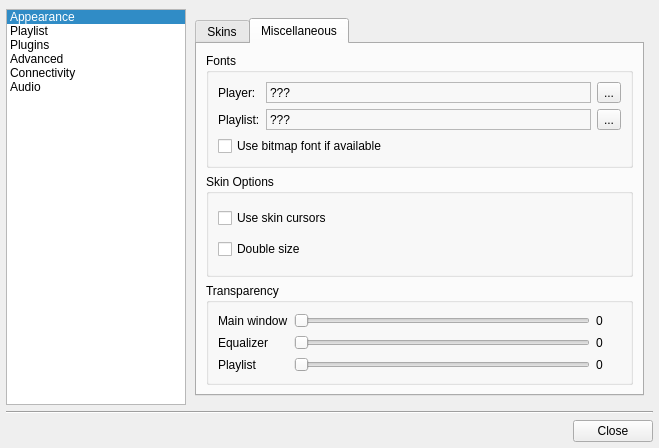
Old version of the form examples/qmmp_ui_example/configdialog.ui in the repository djdron/qmmp.
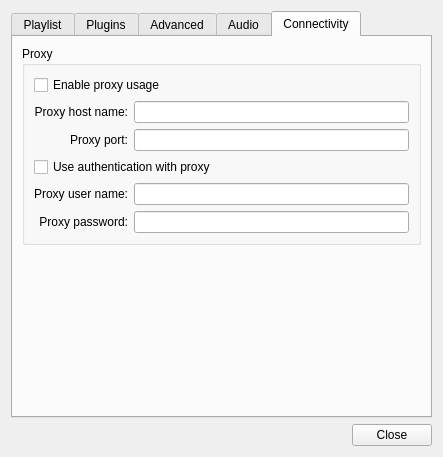
New version of the form. The open tabs and pages were chosen to show the change. Icons and pictures are not drawn.

What changed in the file:
```diff
--- a/examples/qmmp_ui_example/configdialog.ui
+++ b/examples/qmmp_ui_example/configdialog.ui
@@ -6,477 +6,25 @@
    <rect>
     <x>0</x>
     <y>0</y>
-    <width>659</width>
-    <height>448</height>
+    <width>443</width>
+    <height>457</height>
    </rect>
   </property>
   <property name="windowTitle">
    <string>Qmmp Settings</string>
   </property>
-  <layout class="QVBoxLayout">
-   <property name="spacing">
-    <number>6</number>
-   </property>
-   <property name="leftMargin">
-    <number>6</number>
-   </property>
-   <property name="topMargin">
-    <number>9</number>
-   </property>
-   <property name="rightMargin">
-    <number>6</number>
-   </property>
-   <property name="bottomMargin">
-    <number>6</number>
-   </property>
-   <item>
-    <layout class="QHBoxLayout">
-     <property name="spacing">
-      <number>0</number>
-     </property>
-     <property name="margin">
-      <number>0</number>
-     </property>
-     <item>
-      <widget class="QListWidget" name="contentsWidget">
-       <property name="sizePolicy">
-        <sizepolicy hsizetype="Preferred" vsizetype="Expanding">
-         <horstretch>0</horstretch>
-         <verstretch>0</verstretch>
-        </sizepolicy>
-       </property>
-       <property name="minimumSize">
-        <size>
-         <width>170</width>
-         <height>0</height>
-        </size>
-       </property>
-       <property name="maximumSize">
-        <size>
-         <width>180</width>
-         <height>16777215</height>
-        </size>
-       </property>
-       <property name="iconSize">
-        <size>
-         <width>38</width>
-         <height>38</height>
-        </size>
-       </property>
-       <property name="movement">
-        <enum>QListView::Static</enum>
-       </property>
-       <property name="flow">
-        <enum>QListView::TopToBottom</enum>
-       </property>
-       <property name="isWrapping" stdset="0">
-        <bool>false</bool>
-       </property>
-       <property name="resizeMode">
-        <enum>QListView::Adjust</enum>
-       </property>
-       <property name="spacing">
-        <number>2</number>
-       </property>
-       <property name="viewMode">
-        <enum>QListView::ListMode</enum>
-       </property>
-       <property name="uniformItemSizes">
-        <bool>false</bool>
-       </property>
-       <property name="batchSize">
-        <number>100</number>
-       </property>
-       <property name="wordWrap">
-        <bool>false</bool>
-       </property>
-       <property name="currentRow">
-        <number>0</number>
-       </property>
-       <item>
-        <property name="text">
-         <string>Appearance</string>
-        </property>
-        <property name="icon">
-         <iconset resource="../images/images.qrc">
-          <normaloff>:/interface.png</normaloff>:/interface.png</iconset>
-        </property>
-       </item>
-       <item>
-        <property name="text">
-         <string>Playlist</string>
-        </property>
-        <property name="icon">
-         <iconset resource="../images/images.qrc">
-          <normaloff>:/playlist.png</normaloff>:/playlist.png</iconset>
-        </property>
-       </item>
-       <item>
-        <property name="text">
-         <string>Plugins</string>
-        </property>
-        <property name="icon">
-         <iconset resource="../images/images.qrc">
-          <normaloff>:/plugins.png</normaloff>:/plugins.png</iconset>
-        </property>
-       </item>
-       <item>
-        <property name="text">
-         <string>Advanced</string>
-        </property>
-        <property name="icon">
-         <iconset resource="../images/images.qrc">
-          <normaloff>:/advanced.png</normaloff>:/advanced.png</iconset>
-        </property>
-       </item>
-       <item>
-        <property name="text">
-         <string>Connectivity</string>
-        </property>
-        <property name="icon">
-         <iconset resource="../images/images.qrc">
-          <normaloff>:/network.png</normaloff>:/network.png</iconset>
-        </property>
-       </item>
-       <item>
-        <property name="text">
-         <string>Audio</string>
-        </property>
-        <property name="icon">
-         <iconset resource="../images/images.qrc">
-          <normaloff>:/replaygain.png</normaloff>:/replaygain.png</iconset>
-        </property>
-       </item>
-      </widget>
-     </item>
-     <item>
-      <widget class="QStackedWidget" name="stackedWidget">
-       <property name="sizePolicy">
-        <sizepolicy hsizetype="Preferred" vsizetype="Preferred">
-         <horstretch>0</horstretch>
-         <verstretch>0</verstretch>
-        </sizepolicy>
-       </property>
-       <property name="frameShadow">
-        <enum>QFrame::Raised</enum>
-       </property>
-       <property name="currentIndex">
-        <number>0</number>
-       </property>
-       <widget class="QWidget" name="widget1">
-        <layout class="QVBoxLayout" name="verticalLayout_4">
-         <item>
-          <widget class="QTabWidget" name="tabWidget">
-           <property name="currentIndex">
-            <number>0</number>
-           </property>
-           <widget class="QWidget" name="tab_4">
-            <attribute name="title">
-             <string>Skins</string>
-            </attribute>
-            <layout class="QGridLayout" name="gridLayout">
-             <item row="0" column="0" colspan="4">
-              <widget class="QListWidget" name="listWidget">
-               <property name="alternatingRowColors">
-                <bool>true</bool>
-               </property>
-               <property name="movement">
-                <enum>QListView::Static</enum>
-               </property>
-               <property name="flow">
-                <enum>QListView::TopToBottom</enum>
-               </property>
-               <property name="viewMode">
-                <enum>QListView::ListMode</enum>
-               </property>
-               <property name="modelColumn">
-                <number>0</number>
-               </property>
-              </widget>
-             </item>
-             <item row="1" column="0" colspan="2">
-              <widget class="QPushButton" name="skinInstallButton">
-               <property name="minimumSize">
-                <size>
-                 <width>0</width>
-                 <height>0</height>
-                </size>
-               </property>
-               <property name="text">
-                <string>Add...</string>
-               </property>
-              </widget>
-             </item>
-             <item row="1" column="2">
-              <widget class="QPushButton" name="skinReloadButton">
-               <property name="minimumSize">
-                <size>
-                 <width>0</width>
-                 <height>0</height>
-                </size>
-               </property>
-               <property name="text">
-                <string>Refresh</string>
-               </property>
-              </widget>
-             </item>
-             <item row="1" column="3">
-              <spacer name="horizontalSpacer">
-               <property name="orientation">
-                <enum>Qt::Horizontal</enum>
-               </property>
-               <property name="sizeHint" stdset="0">
-                <size>
-                 <width>40</width>
-                 <height>20</height>
-                </size>
-               </property>
-              </spacer>
-             </item>
-            </layout>
-           </widget>
-           <widget class="QWidget" name="tab_5">
-            <attribute name="title">
-             <string>Miscellaneous</string>
-            </attribute>
-            <layout class="QVBoxLayout" name="verticalLayout_6">
-             <item>
-              <widget class="QGroupBox" name="plGroupBox">
-               <property name="sizePolicy">
-                <sizepolicy hsizetype="Preferred" vsizetype="Fixed">
-                 <horstretch>0</horstretch>
-                 <verstretch>0</verstretch>
-                </sizepolicy>
-               </property>
-               <property name="title">
-                <string>Fonts</string>
-               </property>
-               <layout class="QGridLayout" name="gridLayout_2">
-                <item row="0" column="0">
-                 <widget class="QLabel" name="label">
-                  <property name="sizePolicy">
-                   <sizepolicy hsizetype="Preferred" vsizetype="Preferred">
-                    <horstretch>0</horstretch>
-                    <verstretch>0</verstretch>
-                   </sizepolicy>
-                  </property>
-                  <property name="maximumSize">
-                   <size>
-                    <width>80</width>
-                    <height>16777215</height>
-                   </size>
-                  </property>
-                  <property name="text">
-                   <string>Player:</string>
-                  </property>
-                  <property name="alignment">
-                   <set>Qt::AlignLeading|Qt::AlignLeft|Qt::AlignVCenter</set>
-                  </property>
-                 </widget>
-                </item>
-                <item row="0" column="1">
-                 <widget class="QLabel" name="mainFontLabel">
-                  <property name="sizePolicy">
-                   <sizepolicy hsizetype="Expanding" vsizetype="Preferred">
-                    <horstretch>0</horstretch>
-                    <verstretch>0</verstretch>
-                   </sizepolicy>
-                  </property>
-                  <property name="frameShape">
-                   <enum>QFrame::StyledPanel</enum>
-                  </property>
-                  <property name="frameShadow">
-                   <enum>QFrame::Sunken</enum>
-                  </property>
-                  <property name="text">
-                   <string>???</string>
-                  </property>
-                 </widget>
-                </item>
-                <item row="0" column="2">
-                 <widget class="QToolButton" name="mainFontButton">
-                  <property name="text">
-                   <string>...</string>
-                  </property>
-                 </widget>
-                </item>
-                <item row="1" column="0">
-                 <widget class="QLabel" name="label_2">
-                  <property name="sizePolicy">
-                   <sizepolicy hsizetype="Preferred" vsizetype="Preferred">
-                    <horstretch>0</horstretch>
-                    <verstretch>0</verstretch>
-                   </sizepolicy>
-                  </property>
-                  <property name="maximumSize">
-                   <size>
-                    <width>80</width>
-                    <height>16777215</height>
-                   </size>
-                  </property>
-                  <property name="text">
-                   <string>Playlist:</string>
-                  </property>
-                  <property name="alignment">
-                   <set>Qt::AlignLeading|Qt::AlignLeft|Qt::AlignVCenter</set>
-                  </property>
-                 </widget>
-                </item>
-                <item row="1" column="1">
-                 <widget class="QLabel" name="plFontLabel">
-                  <property name="sizePolicy">
-                   <sizepolicy hsizetype="Expanding" vsizetype="Preferred">
-                    <horstretch>0</horstretch>
-                    <verstretch>0</verstretch>
-                   </sizepolicy>
-                  </property>
-                  <property name="frameShape">
-                   <enum>QFrame::StyledPanel</enum>
-                  </property>
-                  <property name="frameShadow">
-                   <enum>QFrame::Sunken</enum>
-                  </property>
-                  <property name="text">
-                   <string>???</string>
-                  </property>
-                 </widget>
-                </item>
-                <item row="1" column="2">
-                 <widget class="QToolButton" name="plFontButton">
-                  <property name="text">
-                   <string>...</string>
-                  </property>
-                 </widget>
-                </item>
-                <item row="2" column="0" colspan="3">
-                 <widget class="QCheckBox" name="useBitmapCheckBox">
-                  <property name="text">
-                   <string>Use bitmap font if available</string>
-                  </property>
-                 </widget>
-                </item>
-               </layout>
-              </widget>
-             </item>
-             <item>
-              <widget class="QGroupBox" name="groupBox">
-               <property name="title">
-                <string>Skin Options</string>
-               </property>
-               <layout class="QVBoxLayout" name="verticalLayout_5">
-                <item>
-                 <widget class="QCheckBox" name="skinCursorsCheckBox">
-                  <property name="text">
-                   <string>Use skin cursors</string>
-                  </property>
-                 </widget>
-                </item>
-                <item>
-                 <widget class="QCheckBox" name="doubleSizeCheckBox">
-                  <property name="text">
-                   <string>Double size</string>
-                  </property>
-                 </widget>
-                </item>
-               </layout>
-              </widget>
-             </item>
-             <item>
-              <widget class="QGroupBox" name="groupBox_7">
-               <property name="title">
-                <string>Transparency</string>
-               </property>
-               <layout class="QGridLayout" name="gridLayout_4">
-                <item row="0" column="0">
-                 <widget class="QLabel" name="label_3">
-                  <property name="text">
-                   <string>Main window</string>
-                  </property>
-                 </widget>
-                </item>
-                <item row="0" column="1">
-                 <widget class="QSlider" name="mwTransparencySlider">
-                  <property name="maximum">
-                   <number>90</number>
-                  </property>
-                  <property name="orientation">
-                   <enum>Qt::Horizontal</enum>
-                  </property>
-                 </widget>
-                </item>
-                <item row="0" column="2">
-                 <widget class="QLabel" name="mwTransparencyLabel">
-                  <property name="minimumSize">
-                   <size>
-                    <width>25</width>
-                    <height>0</height>
-                   </size>
-                  </property>
-                  <property name="text">
-                   <string>0</string>
-                  </property>
-                 </widget>
-                </item>
-                <item row="1" column="0">
-                 <widget class="QLabel" name="label_9">
-                  <property name="text">
-                   <string>Equalizer</string>
-                  </property>
-                 </widget>
-                </item>
-                <item row="1" column="1">
-                 <widget class="QSlider" name="eqTransparencySlider">
-                  <property name="maximum">
-                   <number>90</number>
-                  </property>
-                  <property name="orientation">
-                   <enum>Qt::Horizontal</enum>
-                  </property>
-                 </widget>
-                </item>
-                <item row="1" column="2">
-                 <widget class="QLabel" name="eqTransparencyLabel">
-                  <property name="text">
-                   <string>0</string>
-                  </property>
-                 </widget>
-                </item>
-                <item row="2" column="0">
-                 <widget class="QLabel" name="label_10">
-                  <property name="text">
-                   <string>Playlist</string>
-                  </property>
-                 </widget>
-                </item>
-                <item row="2" column="1">
-                 <widget class="QSlider" name="plTransparencySlider">
-                  <property name="maximum">
-                   <number>90</number>
-                  </property>
-                  <property name="orientation">
-                   <enum>Qt::Horizontal</enum>
-                  </property>
-                 </widget>
-                </item>
-                <item row="2" column="2">
-                 <widget class="QLabel" name="plTransparencyLabel">
-                  <property name="text">
-                   <string>0</string>
-                  </property>
-                 </widget>
-                </item>
-               </layout>
-              </widget>
-             </item>
-            </layout>
-           </widget>
-          </widget>
-         </item>
-        </layout>
-       </widget>
-       <widget class="QWidget" name="page">
         <layout class="QVBoxLayout" name="verticalLayout">
          <item>
+    <widget class="QTabWidget" name="tabWidget_2">
+     <property name="currentIndex">
+      <number>0</number>
+     </property>
+     <widget class="QWidget" name="tab">
+      <attribute name="title">
+       <string>Playlist</string>
+      </attribute>
+      <layout class="QVBoxLayout" name="verticalLayout_2">
+       <item>
           <widget class="QGroupBox" name="groupBox_3">
            <property name="title">
             <string>Metadata</string>
@@ -503,7 +51,7 @@
            <property name="title">
             <string>Song Display</string>
            </property>
-           <layout class="QGridLayout" name="gridLayout_3">
+         <layout class="QGridLayout" name="gridLayout_2">
             <item row="0" column="0">
              <widget class="QLabel" name="label_4">
               <property name="text">
@@ -524,75 +72,20 @@
               </property>
              </widget>
             </item>
-            <item row="1" column="0" colspan="2">
+          <item row="1" column="0" colspan="3">
              <widget class="QCheckBox" name="underscoresCheckBox">
               <property name="text">
                <string>Convert underscores to blanks</string>
               </property>
              </widget>
             </item>
-            <item row="2" column="0" colspan="2">
+          <item row="2" column="0" colspan="3">
              <widget class="QCheckBox" name="per20CheckBox">
               <property name="text">
                <string>Convert %20 to blanks</string>
               </property>
              </widget>
             </item>
-            <item row="3" column="0" colspan="2">
-             <widget class="QCheckBox" name="protocolCheckBox">
-              <property name="text">
-               <string>Show protocol</string>
-              </property>
-             </widget>
-            </item>
-            <item row="4" column="0" colspan="2">
-             <widget class="QCheckBox" name="numbersCheckBox">
-              <property name="text">
-               <string>Show song numbers</string>
-              </property>
-             </widget>
-            </item>
-            <item row="5" column="0" colspan="2">
-             <widget class="QCheckBox" name="playlistsCheckBox">
-              <property name="text">
-               <string>Show playlists</string>
-              </property>
-             </widget>
-            </item>
-            <item row="6" column="0" colspan="3">
-             <layout class="QHBoxLayout" name="horizontalLayout_3">
-              <item>
-               <widget class="QCheckBox" name="popupCheckBox">
-                <property name="text">
-                 <string>Show popup information</string>
-                </property>
-               </widget>
-              </item>
-              <item>
-               <widget class="QPushButton" name="popupCustomizeButton">
-                <property name="enabled">
-                 <bool>false</bool>
-                </property>
-                <property name="text">
-                 <string>Customize</string>
-                </property>
-               </widget>
-              </item>
-              <item>
-               <spacer name="horizontalSpacer_2">
-                <property name="orientation">
-                 <enum>Qt::Horizontal</enum>
-                </property>
-                <property name="sizeHint" stdset="0">
-                 <size>
-                  <width>40</width>
-                  <height>20</height>
-                 </size>
-                </property>
-               </spacer>
-              </item>
-             </layout>
-            </item>
            </layout>
           </widget>
          </item>
@@ -604,69 +97,18 @@
            <property name="sizeHint" stdset="0">
             <size>
              <width>20</width>
-             <height>54</height>
+           <height>182</height>
             </size>
            </property>
           </spacer>
          </item>
         </layout>
        </widget>
-       <widget class="QWidget" name="widget">
-        <layout class="QGridLayout">
-         <property name="leftMargin">
-          <number>9</number>
-         </property>
-         <property name="topMargin">
-          <number>5</number>
-         </property>
-         <property name="rightMargin">
-          <number>0</number>
-         </property>
-         <property name="bottomMargin">
-          <number>0</number>
-         </property>
-         <property name="spacing">
-          <number>6</number>
-         </property>
-         <item row="1" column="0">
-          <widget class="QPushButton" name="preferencesButton">
-           <property name="minimumSize">
-            <size>
-             <width>0</width>
-             <height>0</height>
-            </size>
-           </property>
-           <property name="text">
-            <string>Preferences</string>
-           </property>
-          </widget>
-         </item>
-         <item row="1" column="1">
-          <widget class="QPushButton" name="informationButton">
-           <property name="minimumSize">
-            <size>
-             <width>0</width>
-             <height>0</height>
-            </size>
-           </property>
-           <property name="text">
-            <string>Information</string>
-           </property>
-          </widget>
-         </item>
-         <item row="1" column="2">
-          <spacer>
-           <property name="orientation">
-            <enum>Qt::Horizontal</enum>
-           </property>
-           <property name="sizeHint" stdset="0">
-            <size>
-             <width>101</width>
-             <height>20</height>
-            </size>
-           </property>
-          </spacer>
-         </item>
+     <widget class="QWidget" name="tab_2">
+      <attribute name="title">
+       <string>Plugins</string>
+      </attribute>
+      <layout class="QGridLayout" name="gridLayout2">
          <item row="0" column="0" colspan="3">
           <widget class="QTreeWidget" name="treeWidget">
            <property name="alternatingRowColors">
@@ -696,57 +138,53 @@
            </column>
           </widget>
          </item>
-        </layout>
-       </widget>
-       <widget class="QWidget" name="page_2">
-        <layout class="QGridLayout" name="gridLayout_5">
-         <item row="0" column="0">
-          <widget class="QGroupBox" name="visibilityGroupBox">
-           <property name="title">
-            <string>Visibility Control</string>
-           </property>
+       <item row="1" column="0">
+        <widget class="QPushButton" name="preferencesButton">
+         <property name="minimumSize">
+          <size>
+           <width>0</width>
+           <height>0</height>
+          </size>
+         </property>
+         <property name="text">
+          <string>Preferences</string>
+         </property>
+        </widget>
+       </item>
+       <item row="1" column="1">
+        <widget class="QPushButton" name="informationButton">
+         <property name="minimumSize">
+          <size>
+           <width>0</width>
+           <height>0</height>
+          </size>
+         </property>
+         <property name="text">
+          <string>Information</string>
+         </property>
+        </widget>
+       </item>
+       <item row="1" column="2">
+        <spacer name="horizontalSpacer">
+         <property name="orientation">
+          <enum>Qt::Horizontal</enum>
+         </property>
+         <property name="sizeHint" stdset="0">
+          <size>
+           <width>236</width>
+           <height>20</height>
+          </size>
+         </property>
+        </spacer>
+       </item>
+      </layout>
+     </widget>
+     <widget class="QWidget" name="tab_3">
+      <attribute name="title">
+       <string>Advanced</string>
+      </attribute>
            <layout class="QVBoxLayout" name="verticalLayout_3">
             <item>
-             <widget class="QCheckBox" name="hideOnCloseCheckBox">
-              <property name="text">
-               <string>Hide on close</string>
-              </property>
-             </widget>
-            </item>
-            <item>
-             <widget class="QCheckBox" name="hiddenCheckBox">
-              <property name="text">
-               <string>Start hidden</string>
-              </property>
-             </widget>
-            </item>
-           </layout>
-          </widget>
-         </item>
-         <item row="0" column="1">
-          <widget class="QGroupBox" name="groupBox_8">
-           <property name="title">
-            <string>Compatibility</string>
-           </property>
-           <layout class="QVBoxLayout" name="verticalLayout_2">
-            <item>
-             <widget class="QCheckBox" name="openboxCheckBox">
-              <property name="text">
-               <string>Openbox compatibility</string>
-              </property>
-             </widget>
-            </item>
-            <item>
-             <widget class="QCheckBox" name="metacityCheckBox">
-              <property name="text">
-               <string>Metacity compatibility</string>
-              </property>
-             </widget>
-            </item>
-           </layout>
-          </widget>
-         </item>
-         <item row="1" column="0" colspan="2">
           <widget class="QGroupBox" name="groupBox_4">
            <property name="title">
             <string>File Dialog</string>
@@ -778,7 +216,7 @@
            </layout>
           </widget>
          </item>
-         <item row="2" column="0" colspan="2">
+       <item>
           <widget class="QGroupBox" name="groupBox_9">
            <property name="title">
             <string>Cover Image Retrieve</string>
@@ -848,153 +286,26 @@
            </layout>
           </widget>
          </item>
-         <item row="4" column="0" colspan="2">
-          <spacer name="verticalSpacer_3">
-           <property name="orientation">
-            <enum>Qt::Vertical</enum>
-           </property>
-           <property name="sizeHint" stdset="0">
-            <size>
-             <width>20</width>
-             <height>40</height>
-            </size>
-           </property>
-          </spacer>
-         </item>
-         <item row="3" column="0" colspan="2">
-          <widget class="QGroupBox" name="groupBox_6">
-           <property name="title">
-            <string>Playback</string>
-           </property>
-           <layout class="QVBoxLayout" name="verticalLayout_8">
             <item>
-             <widget class="QCheckBox" name="continuePlaybackCheckBox">
-              <property name="text">
-               <string>Continue playback on startup</string>
-              </property>
-             </widget>
-            </item>
-           </layout>
-          </widget>
-         </item>
-        </layout>
-       </widget>
-       <widget class="QWidget" name="network">
-        <layout class="QVBoxLayout">
-         <property name="leftMargin">
-          <number>9</number>
-         </property>
-         <property name="topMargin">
-          <number>5</number>
-         </property>
-         <property name="rightMargin">
-          <number>0</number>
-         </property>
-         <property name="bottomMargin">
-          <number>0</number>
-         </property>
-         <item>
-          <widget class="QGroupBox" name="groupBox_5">
-           <property name="title">
-            <string>Proxy</string>
-           </property>
-           <property name="flat">
-            <bool>false</bool>
-           </property>
-           <property name="checkable">
-            <bool>false</bool>
-           </property>
-           <layout class="QGridLayout">
-            <item row="0" column="0" colspan="2">
-             <widget class="QCheckBox" name="enableProxyCheckBox">
-              <property name="text">
-               <string>Enable proxy usage</string>
-              </property>
-             </widget>
-            </item>
-            <item row="1" column="0">
-             <widget class="QLabel" name="label_5">
-              <property name="text">
-               <string>Proxy host name:</string>
-              </property>
-              <property name="alignment">
-               <set>Qt::AlignRight|Qt::AlignTrailing|Qt::AlignVCenter</set>
-              </property>
-             </widget>
-            </item>
-            <item row="1" column="1">
-             <widget class="QLineEdit" name="hostLineEdit"/>
-            </item>
-            <item row="2" column="0">
-             <widget class="QLabel" name="label_6">
-              <property name="text">
-               <string>Proxy port:</string>
-              </property>
-              <property name="alignment">
-               <set>Qt::AlignRight|Qt::AlignTrailing|Qt::AlignVCenter</set>
-              </property>
-             </widget>
-            </item>
-            <item row="2" column="1">
-             <widget class="QLineEdit" name="portLineEdit"/>
-            </item>
-            <item row="3" column="0" colspan="2">
-             <widget class="QCheckBox" name="authProxyCheckBox">
-              <property name="text">
-               <string>Use authentication with proxy</string>
-              </property>
-             </widget>
-            </item>
-            <item row="4" column="0">
-             <widget class="QLabel" name="label_7">
-              <property name="text">
-               <string>Proxy user name:</string>
-              </property>
-              <property name="alignment">
-               <set>Qt::AlignRight|Qt::AlignTrailing|Qt::AlignVCenter</set>
-              </property>
-             </widget>
-            </item>
-            <item row="4" column="1">
-             <widget class="QLineEdit" name="proxyUserLineEdit"/>
-            </item>
-            <item row="5" column="0">
-             <widget class="QLabel" name="label_8">
-              <property name="text">
-               <string>Proxy password:</string>
-              </property>
-              <property name="alignment">
-               <set>Qt::AlignRight|Qt::AlignTrailing|Qt::AlignVCenter</set>
-              </property>
-             </widget>
-            </item>
-            <item row="5" column="1">
-             <widget class="QLineEdit" name="proxyPasswLineEdit">
-              <property name="echoMode">
-               <enum>QLineEdit::Password</enum>
-              </property>
-             </widget>
-            </item>
-           </layout>
-          </widget>
-         </item>
-         <item>
-          <spacer>
+        <spacer name="verticalSpacer_2">
            <property name="orientation">
             <enum>Qt::Vertical</enum>
            </property>
            <property name="sizeHint" stdset="0">
             <size>
              <width>20</width>
-             <height>40</height>
+           <height>149</height>
             </size>
            </property>
           </spacer>
          </item>
         </layout>
        </widget>
-       <widget class="QWidget" name="audio">
-        <layout class="QVBoxLayout" name="verticalLayout_7">
+     <widget class="QWidget" name="tab_7">
+      <attribute name="title">
+       <string>Audio</string>
+      </attribute>
+      <layout class="QVBoxLayout" name="verticalLayout_5">
          <item>
           <widget class="QGroupBox" name="groupBox_10">
            <property name="title">
@@ -1189,51 +500,126 @@
           </widget>
          </item>
          <item>
-          <spacer name="verticalSpacer_2">
+        <spacer name="verticalSpacer_4">
            <property name="orientation">
             <enum>Qt::Vertical</enum>
            </property>
            <property name="sizeHint" stdset="0">
             <size>
              <width>20</width>
-             <height>132</height>
+           <height>103</height>
             </size>
            </property>
           </spacer>
          </item>
         </layout>
        </widget>
-      </widget>
-     </item>
-    </layout>
-   </item>
-   <item>
-    <widget class="Line" name="line">
-     <property name="orientation">
-      <enum>Qt::Horizontal</enum>
-     </property>
-    </widget>
-   </item>
-   <item>
-    <layout class="QHBoxLayout">
-     <property name="spacing">
-      <number>6</number>
-     </property>
-     <property name="margin">
-      <number>0</number>
-     </property>
+     <widget class="QWidget" name="tab_6">
+      <attribute name="title">
+       <string>Connectivity</string>
+      </attribute>
+      <layout class="QVBoxLayout" name="verticalLayout_4">
+       <item>
+        <widget class="QGroupBox" name="groupBox_5">
+         <property name="title">
+          <string>Proxy</string>
+         </property>
+         <property name="flat">
+          <bool>false</bool>
+         </property>
+         <property name="checkable">
+          <bool>false</bool>
+         </property>
+         <layout class="QGridLayout">
+          <item row="0" column="0" colspan="2">
+           <widget class="QCheckBox" name="enableProxyCheckBox">
+            <property name="text">
+             <string>Enable proxy usage</string>
+            </property>
+           </widget>
+          </item>
+          <item row="1" column="0">
+           <widget class="QLabel" name="label_5">
+            <property name="text">
+             <string>Proxy host name:</string>
+            </property>
+            <property name="alignment">
+             <set>Qt::AlignRight|Qt::AlignTrailing|Qt::AlignVCenter</set>
+            </property>
+           </widget>
+          </item>
+          <item row="1" column="1">
+           <widget class="QLineEdit" name="hostLineEdit"/>
+          </item>
+          <item row="2" column="0">
+           <widget class="QLabel" name="label_6">
+            <property name="text">
+             <string>Proxy port:</string>
+            </property>
+            <property name="alignment">
+             <set>Qt::AlignRight|Qt::AlignTrailing|Qt::AlignVCenter</set>
+            </property>
+           </widget>
+          </item>
+          <item row="2" column="1">
+           <widget class="QLineEdit" name="portLineEdit"/>
+          </item>
+          <item row="3" column="0" colspan="2">
+           <widget class="QCheckBox" name="authProxyCheckBox">
+            <property name="text">
+             <string>Use authentication with proxy</string>
+            </property>
+           </widget>
+          </item>
+          <item row="4" column="0">
+           <widget class="QLabel" name="label_7">
+            <property name="text">
+             <string>Proxy user name:</string>
+            </property>
+            <property name="alignment">
+             <set>Qt::AlignRight|Qt::AlignTrailing|Qt::AlignVCenter</set>
+            </property>
+           </widget>
+          </item>
+          <item row="4" column="1">
+           <widget class="QLineEdit" name="proxyUserLineEdit"/>
+          </item>
+          <item row="5" column="0">
+           <widget class="QLabel" name="label_8">
+            <property name="text">
+             <string>Proxy password:</string>
+            </property>
+            <property name="alignment">
+             <set>Qt::AlignRight|Qt::AlignTrailing|Qt::AlignVCenter</set>
+            </property>
+           </widget>
+          </item>
+          <item row="5" column="1">
+           <widget class="QLineEdit" name="proxyPasswLineEdit">
+            <property name="echoMode">
+             <enum>QLineEdit::Password</enum>
+            </property>
+           </widget>
+          </item>
+         </layout>
+        </widget>
+       </item>
      <item>
-      <spacer>
+        <spacer name="verticalSpacer_3">
        <property name="orientation">
-        <enum>Qt::Horizontal</enum>
+          <enum>Qt::Vertical</enum>
        </property>
        <property name="sizeHint" stdset="0">
         <size>
-         <width>341</width>
-         <height>20</height>
+           <width>20</width>
+           <height>167</height>
         </size>
        </property>
       </spacer>
+       </item>
+      </layout>
+     </widget>
+    </widget>
      </item>
      <item>
       <widget class="QDialogButtonBox" name="buttonBox">
@@ -1243,8 +629,8 @@
       </widget>
      </item>
     </layout>
-   </item>
-  </layout>
+  <zorder>buttonBox</zorder>
+  <zorder>tabWidget_2</zorder>
  </widget>
  <resources>
   <include location="../images/images.qrc"/>
```
Left out of the diff: 68 changed lines with no effect on the pictures. Lines whose indentation alone changed are shown as unchanged.
